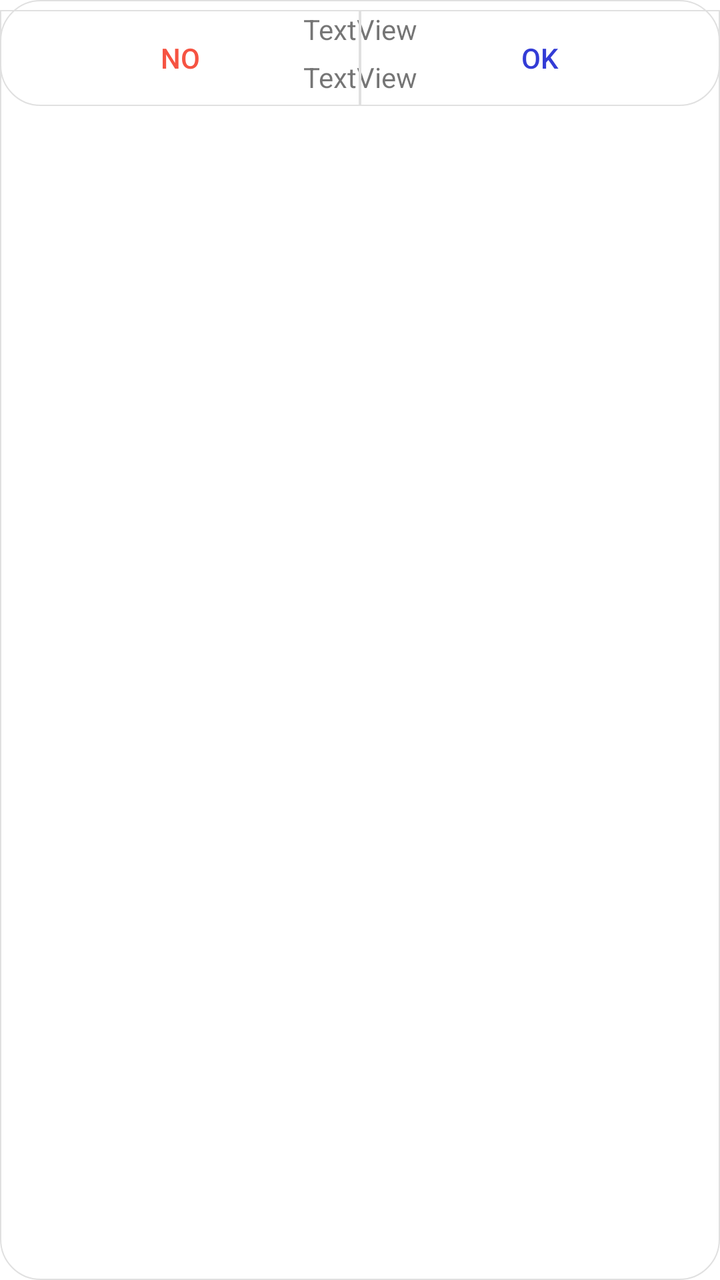
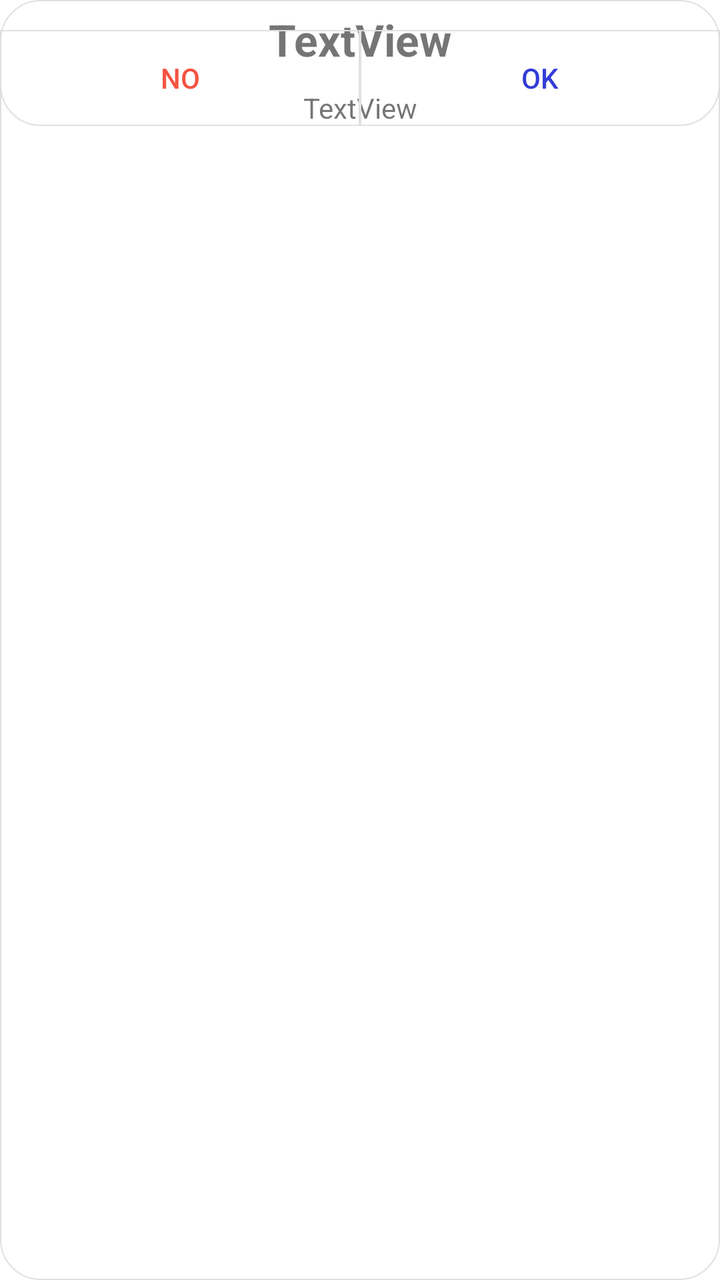

Before-and-after screenshots of an Android layout around one commit, followed by the original layout XML and the change that was made.
<!-- AndroidManifest.xml: application theme Theme.NoStatusBar -->
<!-- res/layout/dialog_base.xml -->
<?xml version="1.0" encoding="utf-8"?>
<androidx.constraintlayout.widget.ConstraintLayout xmlns:android="http://schemas.android.com/apk/res/android"
    xmlns:app="http://schemas.android.com/apk/res-auto"
    android:layout_width="match_parent"
    android:layout_height="wrap_content"
    android:background="@drawable/bg_dialog_base">

    <TextView
        android:id="@+id/tv_title"
        android:layout_width="wrap_content"
        android:layout_height="wrap_content"
        android:layout_marginVertical="5dp"
        android:text="TextView"
        app:layout_constraintEnd_toEndOf="parent"
        app:layout_constraintStart_toStartOf="parent"
        app:layout_constraintTop_toTopOf="parent" />

    <TextView
        android:id="@+id/tv_message"
        android:layout_width="wrap_content"
        android:layout_height="wrap_content"
        android:layout_marginVertical="5dp"
        android:text="TextView"
        app:layout_constraintEnd_toEndOf="parent"
        app:layout_constraintStart_toStartOf="parent"
        app:layout_constraintTop_toBottomOf="@+id/tv_title" />

    <LinearLayout
        android:layout_width="match_parent"
        android:layout_height="match_parent"
        android:layout_marginVertical="5dp"
        android:orientation="horizontal"
        app:layout_constraintTop_toBottomOf="@+id/tv_message">

        <androidx.appcompat.widget.AppCompatButton
            android:id="@+id/negative"
            android:layout_width="wrap_content"
            android:layout_height="wrap_content"
            android:layout_weight="1"
            android:background="@drawable/bg_btn_negative"
            android:text="No"
            android:textColor="@color/negative" />

        <androidx.appcompat.widget.AppCompatButton
            android:id="@+id/positive"
            android:layout_width="wrap_content"
            android:layout_height="wrap_content"
            android:layout_weight="1"
            android:background="@drawable/bg_btn_positive"
            android:text="OK"
            android:textColor="@color/positive" />
    </LinearLayout>
</androidx.constraintlayout.widget.ConstraintLayout>
<!-- resources referenced by this layout -->
<resources>
  <color name="negative">#F65342</color>
  <color name="positive">#333CD6</color>
  <!-- drawable bg_btn_negative (drawable) -->
  <?xml version="1.0" encoding="utf-8"?>
  <shape xmlns:android="http://schemas.android.com/apk/res/android">
      <corners android:bottomLeftRadius="20dp" />
      <stroke
          android:width="0.5dp"
          android:color="@color/group_item" />
  </shape>
  <!-- drawable bg_btn_positive (drawable) -->
  <?xml version="1.0" encoding="utf-8"?>
  <shape xmlns:android="http://schemas.android.com/apk/res/android">
      <corners android:bottomRightRadius="20dp" />
      <stroke
          android:width="0.5dp"
          android:color="@color/group_item" />
  </shape>
  <!-- drawable bg_dialog_base (drawable) -->
  <?xml version="1.0" encoding="utf-8"?>
  <shape xmlns:android="http://schemas.android.com/apk/res/android">
      <solid android:color="@color/white" />
      <corners android:radius="20dp" />
      <stroke
          android:width="0.5dp"
          android:color="@color/group_item" />
  </shape>
  <style name="Theme.NoStatusBar" parent="Theme.AppCompat.Light.NoActionBar">
          <item name="android:windowFullscreen">false</item>
          <item name="android:statusBarColor">@color/white</item>
          <item name="android:windowLightStatusBar">true</item> 
          <item name="android:windowBackground">@color/white</item>
      </style>
  <color name="group_item">#E0E0E0</color>
  <color name="white">#FFFFFFFF</color>
</resources>

<!-- the commit's change to res/layout/dialog_base.xml (unified diff, before → after) -->
@@ -3,6 +3,7 @@
     xmlns:app="http://schemas.android.com/apk/res-auto"
     android:layout_width="match_parent"
     android:layout_height="wrap_content"
+    android:layout_marginHorizontal="46dp"
     android:background="@drawable/bg_dialog_base">
 
     <TextView
@@ -11,6 +12,8 @@
         android:layout_height="wrap_content"
         android:layout_marginVertical="5dp"
         android:text="TextView"
+        android:textSize="22sp"
+        android:textStyle="bold"
         app:layout_constraintEnd_toEndOf="parent"
         app:layout_constraintStart_toStartOf="parent"
         app:layout_constraintTop_toTopOf="parent" />
@@ -19,16 +22,17 @@
         android:id="@+id/tv_message"
         android:layout_width="wrap_content"
         android:layout_height="wrap_content"
-        android:layout_marginVertical="5dp"
+        android:layout_marginVertical="10dp"
         android:text="TextView"
         app:layout_constraintEnd_toEndOf="parent"
         app:layout_constraintStart_toStartOf="parent"
         app:layout_constraintTop_toBottomOf="@+id/tv_title" />
 
     <LinearLayout
+        android:id="@+id/layout_button"
         android:layout_width="match_parent"
         android:layout_height="match_parent"
-        android:layout_marginVertical="5dp"
+        android:layout_marginTop="15dp"
         android:orientation="horizontal"
         app:layout_constraintTop_toBottomOf="@+id/tv_message">
 
